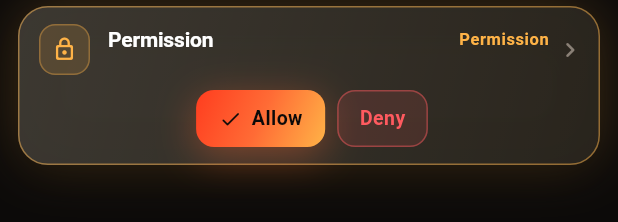
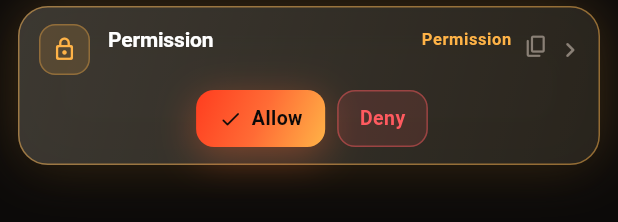
Before and after one commit to xmustafa5/mewo-on-fire, a Flutter app: the _RequestCard widget shown alone on an empty page, opened directly with empty values, on a phone screen of 412 x 824 dp. Shown: the top 222 px of the screen. Run offline on Flutter 3.47's test engine with Material 3 defaults, Android fonts, the phone set to English and light mode, and no system bars; our stand-ins replace device_info_plus, flutter_local_notifications, flutter_markdown_plus, image_picker, shared_preferences, webview_flutter; missing offline and left inert: bonsoir, flutter_foreground_task, mobile_scanner; accounts and stored records are empty.

Commit message:
Mewo Session prompts reach the phone once; copy a question from the phone
Claude Code in its stream mode still runs the settings' PermissionRequest
hook beside the can_use_tool request, so every prompt of a Mewo Session
tab reached the phones twice. The host now starts Claude Code with
MEWO_SESSION_HOST=1 and `mewo ask` as a hook there steps aside.

The phone's question card and answer screen gain a copy button: every
question with its header, "Choose one" or "Choose any", and its numbered
options with their descriptions; a permission or a plan as its text.

Co-Authored-By: Claude Opus 5.5 <noreply@anthropic.com>

```diff
--- a/mobile/lib/ui/chat_screen.dart
+++ b/mobile/lib/ui/chat_screen.dart
@@ -2282,7 +2282,18 @@ class _RequestCard extends StatelessWidget {
                   ],
                 ),
               ),
-              const SizedBox(width: 4),
+              const SizedBox(width: 2),
+              Tooltip(
+                message: r.kind == RequestKind.question && r.questions.length > 1 ? 'Copy the questions' : 'Copy',
+                child: InkResponse(
+                  radius: 18,
+                  onTap: () => AnswerScreen.copy(context, r),
+                  child: const Padding(
+                    padding: EdgeInsets.fromLTRB(6, 6, 4, 6),
+                    child: Icon(Icons.copy_rounded, size: 17, color: Ember.text3),
+                  ),
+                ),
+              ),
               const Padding(
                 padding: EdgeInsets.only(top: 7),
                 child: Icon(Icons.chevron_right_rounded, size: 20, color: Ember.text3),
```
Also changed, not shown: mobile/lib/ui/answer_screen.dart (+56 -1 lines), 3 other files.
